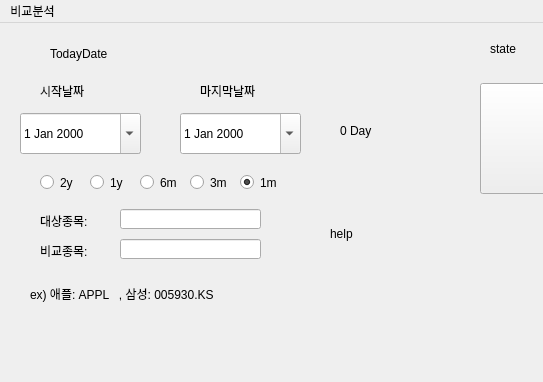
Above: UI/testMainUI.ui from nbvc1003/stockAnalyst before the change; both pictures show x 0 to 543 and y 0 to 382 of the 1200 by 800 pixel window. Below: the same form after it.
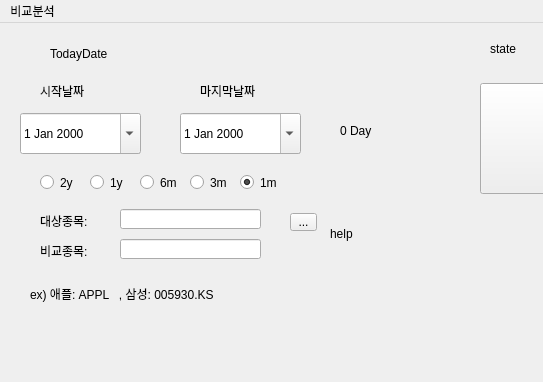
That is the form after the change.

Patch:
```diff
--- a/UI/testMainUI.ui
+++ b/UI/testMainUI.ui
@@ -281,6 +281,19 @@
      <string>help</string>
     </property>
    </widget>
+   <widget class="QToolButton" name="btn_more1">
+    <property name="geometry">
+     <rect>
+      <x>290</x>
+      <y>190</y>
+      <width>27</width>
+      <height>18</height>
+     </rect>
+    </property>
+    <property name="text">
+     <string>...</string>
+    </property>
+   </widget>
   </widget>
   <widget class="QMenuBar" name="menubar">
    <property name="geometry">
```
Left out of the diff: 2 changed lines with no effect on the pictures.
